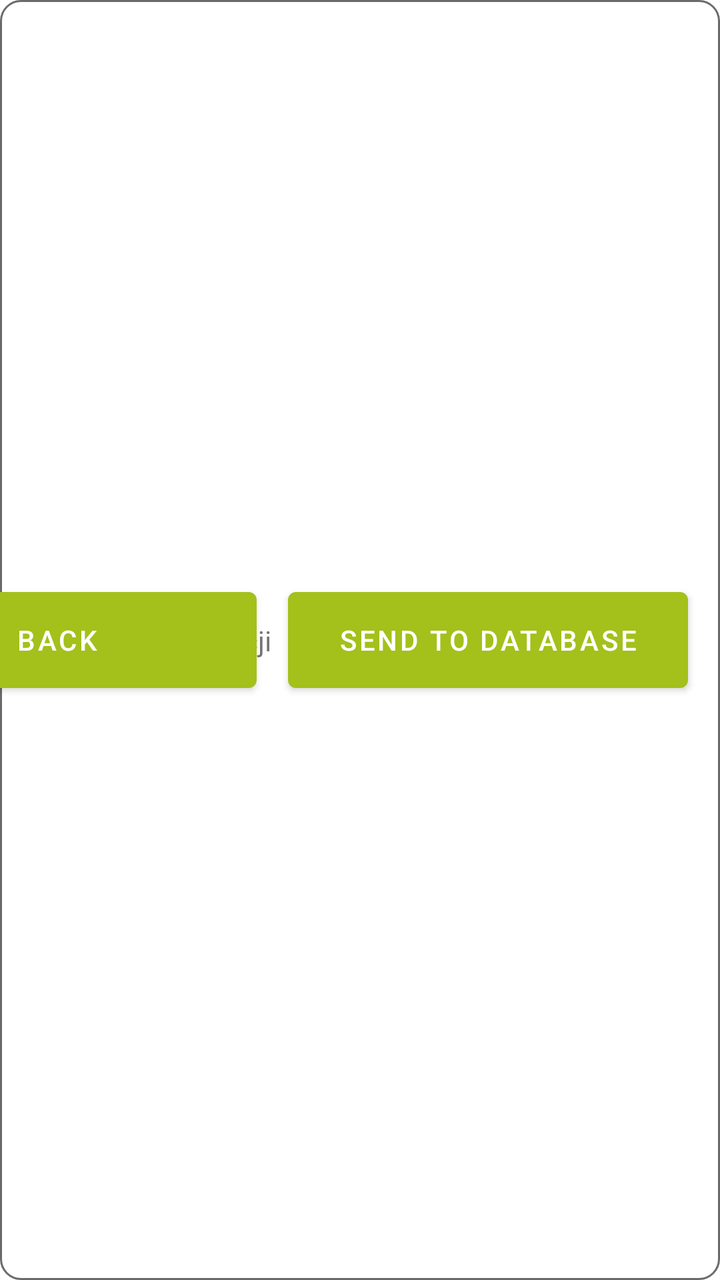
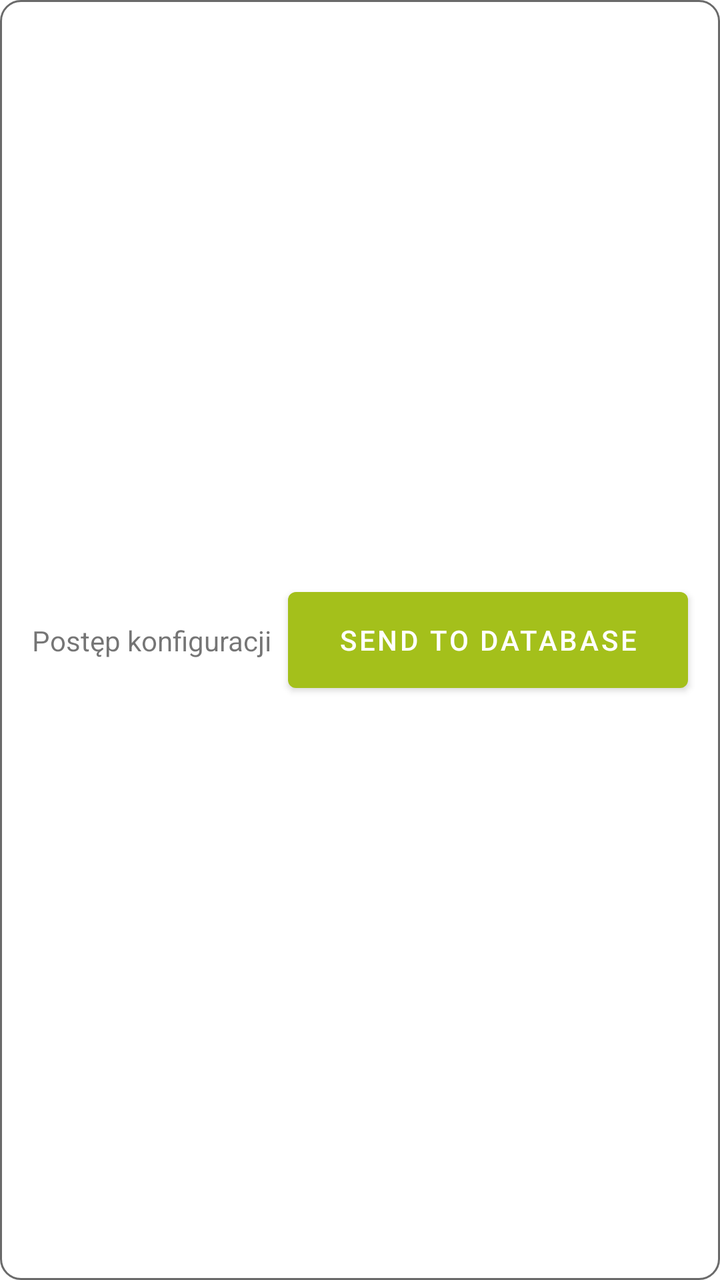

The first picture is an Android layout as it rendered before a commit; the second is the same layout after the commit. The layout source and the unified diff follow.
<!-- AndroidManifest.xml: application theme AppTheme -->
<!-- res/layout/view_bottom_creator_bar.xml -->
<?xml version="1.0" encoding="utf-8"?>
<androidx.constraintlayout.widget.ConstraintLayout xmlns:android="http://schemas.android.com/apk/res/android"
    xmlns:app="http://schemas.android.com/apk/res-auto"
    xmlns:tools="http://schemas.android.com/tools"

    android:id="@+id/linearLayout4"
    android:layout_width="match_parent"
    android:layout_height="0dp"
    android:layout_weight="1"
    android:layout_margin="@dimen/margin_medium"
    android:background="@drawable/rounded_corner_layout"
    android:gravity="end" >

    <TextView
        android:id="@+id/textView7"
        android:layout_width="0dp"
        android:layout_height="wrap_content"
        android:layout_marginStart="@dimen/margin_large"
        android:layout_marginLeft="@dimen/margin_large"
        android:layout_marginEnd="@dimen/margin_large"
        android:layout_marginRight="@dimen/margin_large"
        android:text="@string/configuration_progress"
        app:layout_constraintBottom_toBottomOf="parent"
        app:layout_constraintStart_toStartOf="parent"
        app:layout_constraintTop_toTopOf="parent" />

    <ProgressBar
        android:id="@+id/progressBar"
        style="@style/Widget.AppCompat.ProgressBar.Horizontal"
        android:layout_width="200dp"
        android:layout_height="wrap_content"
        android:layout_marginStart="@dimen/margin_large"
        android:padding="@dimen/margin_large"
        android:progress="80"
        android:progressBackgroundTint="@color/base_green"
        android:progressTint="@color/base_green"
        app:layout_constraintBottom_toBottomOf="parent"
        app:layout_constraintStart_toEndOf="@+id/textView7"
        app:layout_constraintTop_toTopOf="parent" />

    <View
        android:layout_width="match_parent"
        android:layout_height="match_parent"
        app:layout_constraintBottom_toBottomOf="parent"
        app:layout_constraintEnd_toStartOf="@+id/left_button"
        app:layout_constraintTop_toTopOf="parent"/>

    <com.google.android.material.button.MaterialButton
        android:id="@+id/left_button"
        android:layout_width="200dp"
        android:layout_height="60dp"
        android:layout_marginEnd="@dimen/margin_large"
        android:text="@string/back_button"
        app:layout_constraintBottom_toBottomOf="parent"
        app:layout_constraintEnd_toStartOf="@+id/right_button"
        app:layout_constraintTop_toTopOf="parent" />

    <com.google.android.material.button.MaterialButton
        android:id="@+id/right_button"
        android:layout_width="200dp"
        android:layout_height="60dp"
        android:layout_marginEnd="@dimen/margin_large"
        android:text="@string/send_to_database"
        app:layout_constraintBottom_toBottomOf="parent"
        app:layout_constraintEnd_toEndOf="parent"
        app:layout_constraintTop_toTopOf="parent" />


</androidx.constraintlayout.widget.ConstraintLayout>
<!-- resources referenced by this layout -->
<resources>
  <color name="base_green">#a4c01b</color>
  <dimen name="margin_large">16dp</dimen>
  <dimen name="margin_medium">8dp</dimen>
  <!-- drawable rounded_corner_layout (drawable) -->
  <?xml version="1.0" encoding="utf-8"?>
  <shape xmlns:android="http://schemas.android.com/apk/res/android">
  
      <solid android:color="@android:color/white"/>
      <corners android:radius="10dp"/>
      <stroke
          android:width="1dp"
          android:color="@color/gray" />
  
  </shape>
  <string name="back_button">Back</string>
  <string name="configuration_progress">Postęp konfiguracji</string>
  <string name="send_to_database">Send to Database</string>
  <style name="AppTheme" parent="Theme.MaterialComponents.Light.DarkActionBar">
          
          <item name="colorPrimary">@color/colorPrimary</item>
          <item name="colorPrimaryDark">@color/colorPrimaryDark</item>
          <item name="colorAccent">@color/colorAccent</item>
      </style>
  <color name="gray">#6A6A6A</color>
  <color name="colorPrimary">@color/base_green</color>
  <color name="colorPrimaryDark">@color/base_green_darker</color>
  <color name="colorAccent">@color/gray</color>
  <color name="base_green_darker">#839915</color>
</resources>

<!-- the commit's change to res/layout/view_bottom_creator_bar.xml (unified diff, before → after) -->
@@ -1,24 +1,20 @@
 <?xml version="1.0" encoding="utf-8"?>
 <androidx.constraintlayout.widget.ConstraintLayout xmlns:android="http://schemas.android.com/apk/res/android"
     xmlns:app="http://schemas.android.com/apk/res-auto"
-    xmlns:tools="http://schemas.android.com/tools"
 
     android:id="@+id/linearLayout4"
     android:layout_width="match_parent"
     android:layout_height="0dp"
+    android:layout_margin="@dimen/margin_medium"
     android:layout_weight="1"
-    android:layout_margin="@dimen/margin_medium"
     android:background="@drawable/rounded_corner_layout"
-    android:gravity="end" >
+    android:gravity="end">
 
     <TextView
         android:id="@+id/textView7"
         android:layout_width="0dp"
         android:layout_height="wrap_content"
         android:layout_marginStart="@dimen/margin_large"
-        android:layout_marginLeft="@dimen/margin_large"
-        android:layout_marginEnd="@dimen/margin_large"
-        android:layout_marginRight="@dimen/margin_large"
         android:text="@string/configuration_progress"
         app:layout_constraintBottom_toBottomOf="parent"
         app:layout_constraintStart_toStartOf="parent"
@@ -39,21 +35,14 @@
         app:layout_constraintTop_toTopOf="parent" />
 
     <View
-        android:layout_width="match_parent"
+        android:id="@+id/view2"
+        android:layout_width="0dp"
         android:layout_height="match_parent"
         app:layout_constraintBottom_toBottomOf="parent"
-        app:layout_constraintEnd_toStartOf="@+id/left_button"
-        app:layout_constraintTop_toTopOf="parent"/>
+        app:layout_constraintEnd_toEndOf="parent"
+        app:layout_constraintStart_toStartOf="parent"
+        app:layout_constraintTop_toTopOf="parent" />
 
-    <com.google.android.material.button.MaterialButton
-        android:id="@+id/left_button"
-        android:layout_width="200dp"
-        android:layout_height="60dp"
-        android:layout_marginEnd="@dimen/margin_large"
-        android:text="@string/back_button"
-        app:layout_constraintBottom_toBottomOf="parent"
-        app:layout_constraintEnd_toStartOf="@+id/right_button"
-        app:layout_constraintTop_toTopOf="parent" />
 
     <com.google.android.material.button.MaterialButton
         android:id="@+id/right_button"
<!-- resource entries referenced after the edit -->
@@ -14,7 +14,6 @@
           android:color="@color/gray" />
   
   </shape>
-  <string name="back_button">Back</string>
   <string name="configuration_progress">Postęp konfiguracji</string>
   <string name="send_to_database">Send to Database</string>
   <style name="AppTheme" parent="Theme.MaterialComponents.Light.DarkActionBar">
